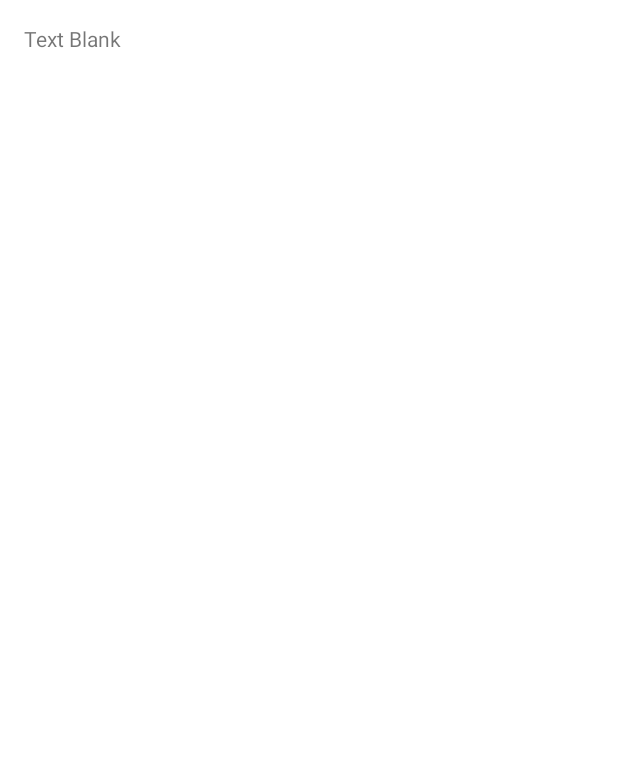
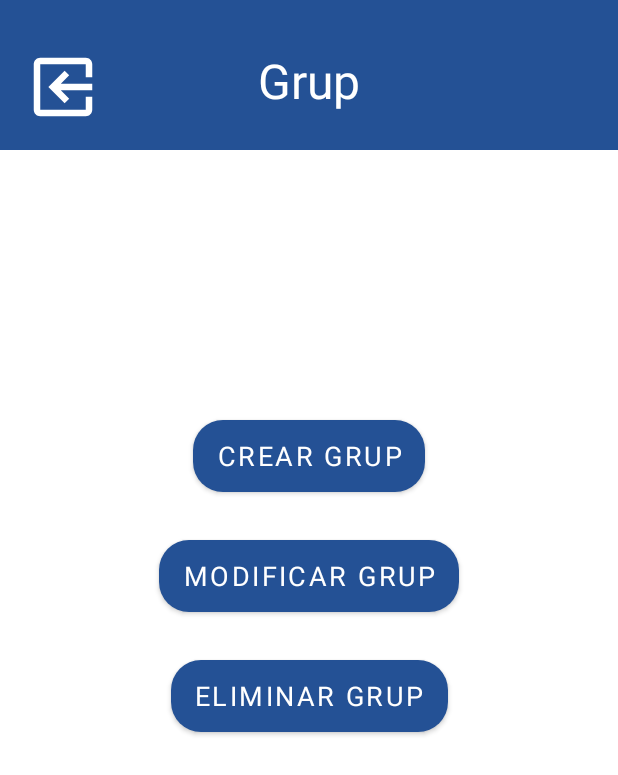
Before and after one commit to 1nf3r/ProdisComApp, an Android app: the Grup screen opened through its navigation route, on a phone screen of 412 x 824 dp. Before the commit the part shown is almost empty. Shown: the top 775 px of the screen. Run offline under Robolectric (Android 15) with nearby library versions, the phone set to English and light mode, and no system bars; our stand-ins replace data binding, navigation-ui.

Commit message:
Boton Grup creado

```diff
--- a/app/src/main/java/cat/copernic/jose/antonio/miranda/prodiscomtest/ui/app/logged/grup/Grup.kt
+++ b/app/src/main/java/cat/copernic/jose/antonio/miranda/prodiscomtest/ui/app/logged/grup/Grup.kt
@@ -18,6 +18,14 @@ class Grup : Fragment() {
         savedInstanceState: Bundle?
     ): View {
         binding = FragmentGrupBinding.inflate(inflater, container, false)
+
+        binding.btnReturnGrup.setOnClickListener(
+            Navigation.createNavigateOnClickListener(
+                R.id.menu_principal,
+                null
+            )
+        )
+
         return binding.root
     }
 
--- /dev/null
+++ b/app/src/main/res/drawable/boton_grup.xml
@@ -0,0 +1,7 @@
+<?xml version="1.0" encoding="utf-8"?>
+<shape xmlns:android="http://schemas.android.com/apk/res/android" android:shape="rectangle">
+    <solid android:color="@color/azul_grup" />
+    <corners android:radius="20dp" />
+    <padding android:padding="20dp" />
+
+</shape>
--- a/app/src/main/res/layout/fragment_autorizacion.xml
+++ b/app/src/main/res/layout/fragment_autorizacion.xml
@@ -37,22 +37,25 @@
             style="@style/botonesAut"
             android:layout_width="wrap_content"
             android:layout_height="wrap_content"
-            android:layout_marginStart="84dp"
-            android:layout_marginTop="168dp"
+            android:layout_marginTop="120dp"
             android:text="Nova Autoritzacio"
+            app:layout_constraintEnd_toEndOf="parent"
+            app:layout_constraintHorizontal_bias="0.496"
             app:layout_constraintStart_toStartOf="parent"
-            app:layout_constraintTop_toBottomOf="@+id/btnReturnAutorizaciones" />
+            app:layout_constraintTop_toBottomOf="@+id/titleBGAutorizaciones" />
 
         <Button
             android:id="@+id/btnToResultadosAutorizaciones"
             style="@style/botonesAut"
             android:layout_width="wrap_content"
             android:layout_height="wrap_content"
-            android:layout_marginTop="264dp"
-            android:layout_marginEnd="100dp"
+            android:layout_marginTop="32dp"
             android:text="Veure resultats"
-            app:layout_constraintEnd_toEndOf="parent"
-            app:layout_constraintTop_toBottomOf="@+id/txtTitleAutoritzacions" />
+            app:layout_constraintBottom_toBottomOf="parent"
+            app:layout_constraintEnd_toEndOf="@+id/btnToNuevaAutorizacion"
+            app:layout_constraintStart_toStartOf="@+id/btnToNuevaAutorizacion"
+            app:layout_constraintTop_toBottomOf="@+id/btnToNuevaAutorizacion"
+            app:layout_constraintVertical_bias="0.005" />
 
         <EditText
             android:id="@+id/editTextTextPersonName"
--- a/app/src/main/res/layout/fragment_grup.xml
+++ b/app/src/main/res/layout/fragment_grup.xml
@@ -1,13 +1,72 @@
 <?xml version="1.0" encoding="utf-8"?>
-<androidx.core.widget.NestedScrollView xmlns:android="http://schemas.android.com/apk/res/android"
+<FrameLayout xmlns:android="http://schemas.android.com/apk/res/android"
+    xmlns:app="http://schemas.android.com/apk/res-auto"
     xmlns:tools="http://schemas.android.com/tools"
     android:layout_width="match_parent"
     android:layout_height="match_parent"
-    tools:context=".ui.app.logged.grup.Grup">
+    tools:context=".ui.app.logged.autorizaciones.Autorizacion">
 
-    <TextView
-        android:layout_width="wrap_content"
-        android:layout_height="wrap_content"
-        android:layout_margin="@dimen/text_margin"
-        android:text="Text Blank" />
-</androidx.core.widget.NestedScrollView>
+
+    <androidx.constraintlayout.widget.ConstraintLayout
+        android:layout_width="match_parent"
+        android:layout_height="match_parent">
+
+        <TextView
+            android:id="@+id/titleBGGrup"
+            style="@style/backgroundTitulos"
+            android:background="@color/azul_grup"
+            app:layout_constraintBottom_toBottomOf="parent"
+            app:layout_constraintEnd_toEndOf="parent"
+            app:layout_constraintStart_toStartOf="parent"
+            app:layout_constraintTop_toTopOf="parent" />
+
+        <TextView
+            android:id="@+id/txtTitleGrup"
+            style="@style/titulos"
+            android:text="@string/grup"
+            tools:layout_editor_absoluteX="103dp"
+            tools:layout_editor_absoluteY="32dp" />
+
+        <ImageView
+            android:id="@+id/btnReturnGrup"
+            style="@style/btn_return"
+            android:src="@drawable/ic_baseline_salir" />
+
+        <Button
+            android:id="@+id/btnCreaGrup"
+            style="@style/botonesGrup"
+            android:layout_width="wrap_content"
+            android:layout_height="wrap_content"
+            android:layout_marginTop="180dp"
+            android:text="Crear Grup"
+            app:layout_constraintEnd_toEndOf="parent"
+            app:layout_constraintStart_toStartOf="parent"
+            app:layout_constraintTop_toBottomOf="@+id/titleBGGrup" />
+
+        <Button
+            android:id="@+id/btnModGrup"
+            style="@style/botonesGrup"
+
+            android:layout_width="wrap_content"
+            android:layout_height="wrap_content"
+            android:layout_marginTop="32dp"
+            android:text="Modificar Grup"
+            app:layout_constraintEnd_toEndOf="@+id/btnCreaGrup"
+            app:layout_constraintStart_toStartOf="@+id/btnCreaGrup"
+            app:layout_constraintTop_toBottomOf="@+id/btnCreaGrup" />
+
+        <Button
+            android:id="@+id/btnElGrup"
+            style="@style/botonesGrup"
+            android:layout_width="wrap_content"
+            android:layout_height="wrap_content"
+            android:layout_marginTop="32dp"
+            android:text="Eliminar Grup"
+            app:layout_constraintEnd_toEndOf="@+id/btnModGrup"
+            app:layout_constraintStart_toStartOf="@+id/btnModGrup"
+            app:layout_constraintTop_toBottomOf="@+id/btnModGrup" />
+
+
+    </androidx.constraintlayout.widget.ConstraintLayout>
+
+</FrameLayout>
--- a/app/src/main/res/layout/fragment_nueva_autorizacion.xml
+++ b/app/src/main/res/layout/fragment_nueva_autorizacion.xml
@@ -87,7 +87,8 @@
                     android:backgroundTint="@color/autorizacionBG"
                     android:text="@string/enviar"
                     app:layout_constraintTop_toBottomOf="@+id/button"
-                    tools:layout_editor_absoluteX="32dp" />
+                    tools:layout_editor_absoluteX="32dp"
+                    tools:ignore="MissingConstraints" />
 
                 <Button
                     android:id="@+id/button2"
@@ -117,7 +118,6 @@
                     app:layout_constraintEnd_toStartOf="@+id/switch1"
                     app:layout_constraintHorizontal_bias="0.0"
                     app:layout_constraintStart_toStartOf="parent"
-                    app:layout_constraintTop_toBottomOf="@+id/titleBG"
                     app:layout_constraintVertical_bias="0.98" />
 
                 <EditText
@@ -191,7 +191,6 @@
                     app:layout_constraintEnd_toEndOf="parent"
                     app:layout_constraintHorizontal_bias="1.0"
                     app:layout_constraintStart_toStartOf="parent"
-                    app:layout_constraintTop_toBottomOf="@+id/titleBG"
                     app:layout_constraintVertical_bias="0.0"
                     tools:checked="true" />
 
--- a/app/src/main/res/values-night/themes.xml
+++ b/app/src/main/res/values-night/themes.xml
@@ -2,8 +2,8 @@
     <!-- Base application theme. -->
     <style name="Theme.ProdisComTest" parent="Theme.MaterialComponents.Light.NoActionBar">
         <!-- Primary brand color. -->
-        <item name="colorPrimary">@color/purple_500</item>
-        <item name="colorPrimaryVariant">@color/purple_700</item>
+        <item name="colorPrimary">@color/prodis</item>
+        <item name="colorPrimaryVariant">@color/prodis</item>
         <item name="colorOnPrimary">@color/white</item>
         <!-- Secondary brand color. -->
         <item name="colorSecondary">@color/teal_200</item>
@@ -13,4 +13,13 @@
         <item name="android:statusBarColor" tools:targetApi="l">?attr/colorPrimaryVariant</item>
         <!-- Customize your theme here. -->
     </style>
+
+    <style name="Theme.ProdisComTest.NoActionBar">
+        <item name="windowActionBar">false</item>
+        <item name="windowNoTitle">true</item>
+    </style>
+
+    <style name="Theme.ProdisComTest.AppBarOverlay" parent="ThemeOverlay.AppCompat.Dark.ActionBar" />
+
+    <style name="Theme.ProdisComTest.PopupOverlay" parent="ThemeOverlay.AppCompat.Light" />
 </resources>
--- a/app/src/main/res/values/strings.xml
+++ b/app/src/main/res/values/strings.xml
@@ -132,4 +132,5 @@
     </string>
     <string name="action_settings">Settings</string>
     <string name="title_activity_conf_regsitro">ConfRegsitro</string>
+    <string name="grup">Grup</string>
 </resources>
--- a/app/src/main/res/values/styles.xml
+++ b/app/src/main/res/values/styles.xml
@@ -213,6 +213,14 @@
         <item name="android:textSize">18sp</item>
     </style>
 
+    <!--Estilo para botones grup -->
+    <style name="botonesGrup">
+        <item name="android:background">@drawable/boton_grup</item>
+        <item name="backgroundTint">@color/azul_grup</item>
+        <item name="android:textColor">@color/white</item>
+        <item name="fontFamily">sans-serif</item>
+        <item name="android:textSize">18sp</item>
+    </style>
 
     <!--Estilo para los textView y editText de usuarios-->
     <style name="textViewUsuarios">
--- a/app/src/main/res/values/themes.xml
+++ b/app/src/main/res/values/themes.xml
@@ -2,8 +2,8 @@
     <!-- Base application theme. -->
     <style name="Theme.ProdisComTest" parent="Theme.MaterialComponents.Light.NoActionBar">
         <!-- Primary brand color. -->
-        <item name="colorPrimary">@color/purple_500</item>
-        <item name="colorPrimaryVariant">@color/purple_700</item>
+        <item name="colorPrimary">@color/prodis</item>
+        <item name="colorPrimaryVariant">@color/prodis</item>
         <item name="colorOnPrimary">@color/white</item>
         <!-- Secondary brand color. -->
         <item name="colorSecondary">@color/teal_200</item>
```
